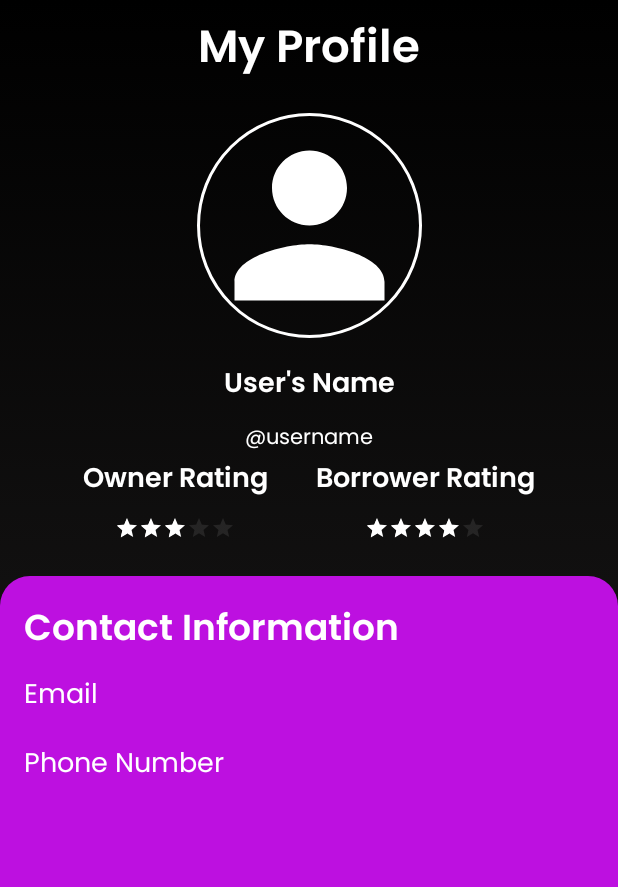
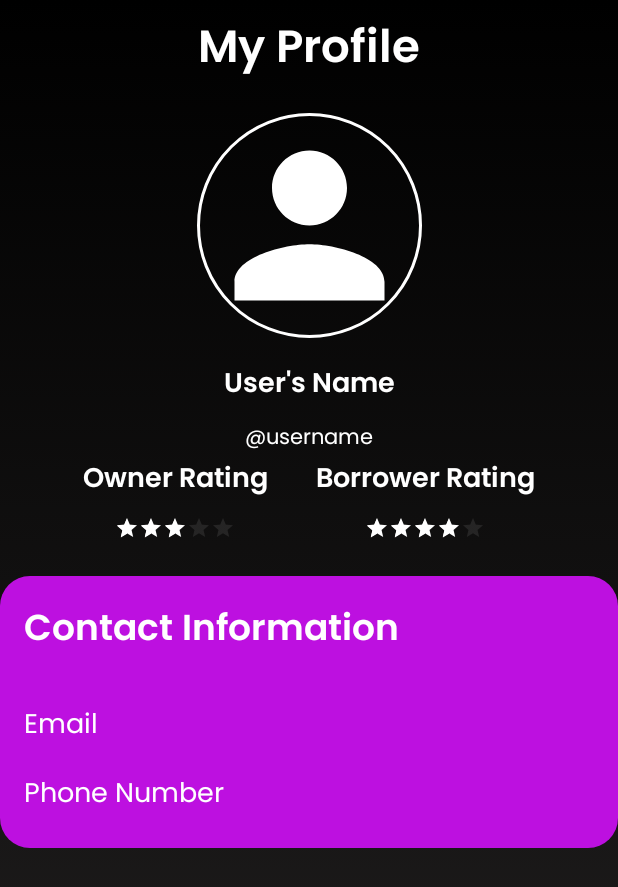
Before and after one commit to CMPUT301W19T09/SkipTheLibrary, an Android app: the ProfileActivity screen opened directly, with no data from a screen before it, on a phone screen of 412 x 824 dp. Shown: the top 887 px of the screen. Run offline under Robolectric (Android 15) with nearby library versions, the phone set to English and light mode, and no system bars; our stand-ins replace CircleImageView, Firebase (no records; nobody signed in at launch, a user with empty details on screens opened directly); 2 statements that could not run were skipped.

Commit message:
Fixed UI in multiple places to make it scrollable to work on phones such as logans and bryns

```diff
--- a/app/src/main/res/layout/activity_addbooks.xml
+++ b/app/src/main/res/layout/activity_addbooks.xml
@@ -4,6 +4,10 @@
     android:layout_width="match_parent"
     android:layout_height="match_parent">
 
+    <ScrollView
+        android:layout_width="match_parent"
+        android:layout_height="wrap_content"
+        >
         <LinearLayout
             android:layout_width="match_parent"
             android:layout_height="match_parent"
@@ -14,4 +18,5 @@
 
             <include layout="@layout/add_book" />
         </LinearLayout>
+    </ScrollView>
 </androidx.coordinatorlayout.widget.CoordinatorLayout>
--- a/app/src/main/res/layout/activity_profile.xml
+++ b/app/src/main/res/layout/activity_profile.xml
@@ -8,6 +8,14 @@
     android:background="@drawable/grey_gradient"
     tools:context=".Activities.ProfileActivity">
 
+    <ScrollView
+        android:layout_width="match_parent"
+        android:layout_height="0dp"
+        app:layout_constraintTop_toTopOf="parent"
+        app:layout_constraintBottom_toTopOf="@id/bottom_navigation">
+        <androidx.constraintlayout.widget.ConstraintLayout
+            android:layout_width="match_parent"
+            android:layout_height="wrap_content">
             <TextView
                 android:id="@+id/MyProfileTitle"
                 android:layout_width="wrap_content"
@@ -35,17 +43,6 @@
                 app:layout_constraintEnd_toEndOf="parent"
                 app:layout_constraintStart_toStartOf="parent"
                 app:layout_constraintTop_toBottomOf="@+id/MyProfileTitle" />
-
-    <com.google.android.material.bottomnavigation.BottomNavigationView
-        android:id="@+id/bottom_navigation"
-        style="@style/Widget.MaterialComponents.BottomNavigationView.Colored"
-        android:layout_width="match_parent"
-        android:layout_height="wrap_content"
-        android:background="@color/black"
-        app:itemIconTint="@drawable/bottom_nav_colors"
-        app:itemTextColor="@drawable/bottom_nav_colors"
-        app:menu="@menu/bottom_menu_basic"
-        app:layout_constraintBottom_toBottomOf="parent"/>
 
             <TextView
                 android:id="@+id/myProfileName"
@@ -144,13 +141,12 @@
             </LinearLayout>
 
             <LinearLayout
-        android:layout_width="0dp"
+                android:layout_width="match_parent"
                 android:layout_height="0dp"
                 android:layout_marginTop="24dp"
-        android:background="@drawable/rounded_top_corners_rectangle"
+                android:background="@drawable/rounded_rectangle"
                 android:backgroundTint="@color/magenta"
                 android:orientation="vertical"
-        app:layout_constraintBottom_toTopOf="@id/bottom_navigation"
                 app:layout_constraintEnd_toEndOf="parent"
                 app:layout_constraintStart_toStartOf="parent"
                 app:layout_constraintTop_toBottomOf="@id/linearLayout3">
@@ -164,7 +160,8 @@
                     android:textColor="@color/white"
                     android:textSize="24sp"
                     android:layout_marginTop="16dp"
-            android:layout_marginStart="16dp"/>
+                    android:layout_marginStart="16dp"
+                    android:layout_marginBottom="20dp"/>
 
                 <TextView
                     android:id="@+id/email"
@@ -188,6 +185,7 @@
                     android:textSize="18sp"
                     android:layout_marginTop="16dp"
                     android:layout_marginStart="16dp"
+                    android:paddingBottom="20dp"
                     android:onClick="sendPhoneCallOnClick"/>
 
                 <com.google.android.material.button.MaterialButton
@@ -203,6 +201,7 @@
                     android:paddingTop="8dp"
                     android:paddingEnd="16dp"
                     android:paddingBottom="8dp"
+                    android:layout_marginBottom="20dp"
                     android:text="@string/logout"
                     android:textAlignment="center"
                     android:textColor="@color/black"
@@ -214,5 +213,19 @@
                     app:layout_constraintStart_toStartOf="parent"
                     app:layout_constraintTop_toBottomOf="@+id/linearLayout3" />
             </LinearLayout>
+        </androidx.constraintlayout.widget.ConstraintLayout>
+
+    </ScrollView>
+
+    <com.google.android.material.bottomnavigation.BottomNavigationView
+        android:id="@+id/bottom_navigation"
+        style="@style/Widget.MaterialComponents.BottomNavigationView.Colored"
+        android:layout_width="match_parent"
+        android:layout_height="wrap_content"
+        android:background="@color/black"
+        app:itemIconTint="@drawable/bottom_nav_colors"
+        app:itemTextColor="@drawable/bottom_nav_colors"
+        app:menu="@menu/bottom_menu_basic"
+        app:layout_constraintBottom_toBottomOf="parent"/>
 
 </androidx.constraintlayout.widget.ConstraintLayout>
--- a/app/src/main/res/layout/add_book.xml
+++ b/app/src/main/res/layout/add_book.xml
@@ -5,7 +5,7 @@
     android:id="@+id/EditBookLayout"
     android:layout_width="match_parent"
     android:layout_height="match_parent"
-    android:background="@drawable/rounded_top_corners_rectangle"
+    android:background="@drawable/rounded_rectangle"
     android:backgroundTint="@color/magenta"
     tools:context=".Activities.AddBooksActivity">
 
@@ -65,6 +65,7 @@
         android:layout_marginStart="8dp"
         android:layout_marginTop="8dp"
         android:layout_marginEnd="8dp"
+        android:layout_marginBottom="20dp"
         android:autofillHints="true"
         android:ems="10"
         android:fontFamily="@font/poppins"
--- a/app/src/main/res/layout/book_description.xml
+++ b/app/src/main/res/layout/book_description.xml
@@ -112,7 +112,7 @@
             android:alpha="1"
             android:numStars="5"
             android:progressBackgroundTint="@color/black"
-            android:progressTint="@color/gold"
+            android:progressTint="@color/white"
             android:isIndicator="true"
             android:rating="2.5"
             android:secondaryProgressTint="@color/Transparent"
```
Also changed, not shown: app/src/main/res/layout/activity_addbooks_1piece.xml (deleted, +0 -122 lines), app/src/main/res/layout/activity_signup.xml (+16 -3 lines). Lines whose indentation alone changed are shown as unchanged.
